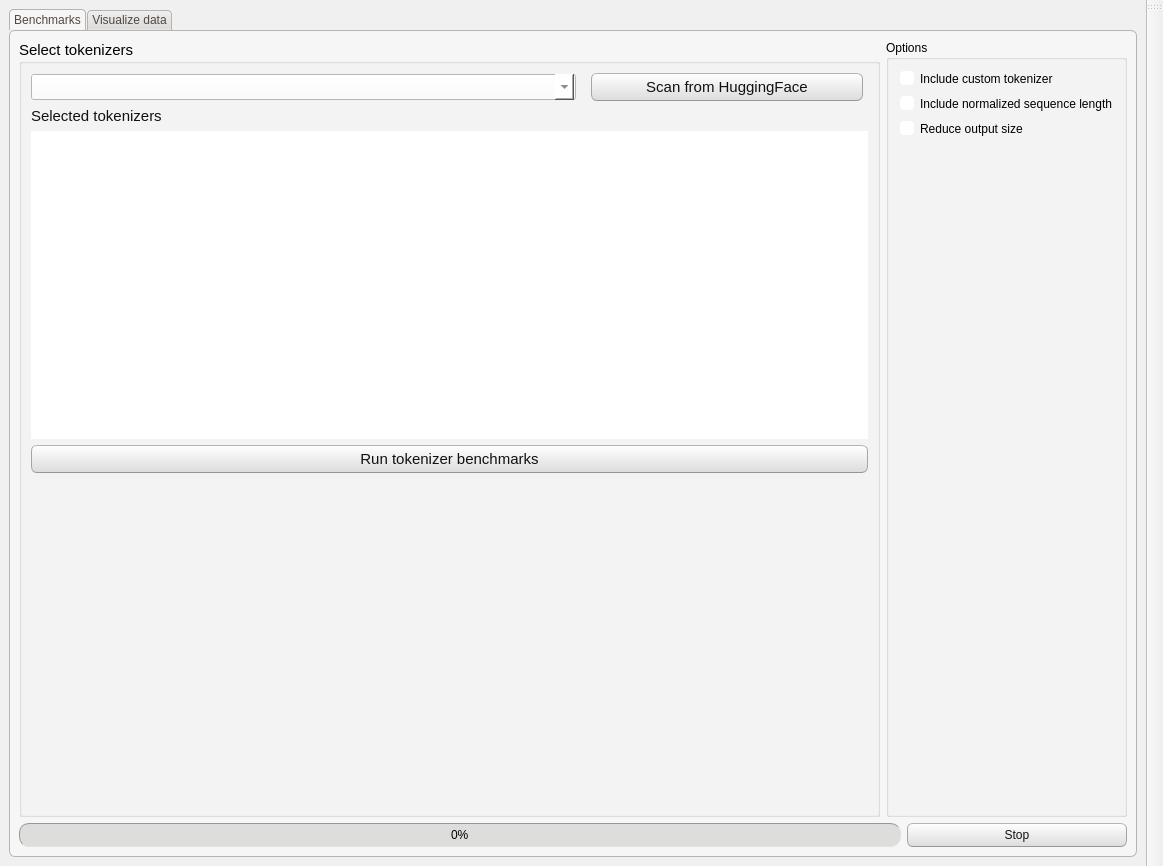
Old version of the form TokenBenchy/commons/interface/layout/window_layout.ui in the repository CTCycle/TKBEN-tokenizers-benchmarker.
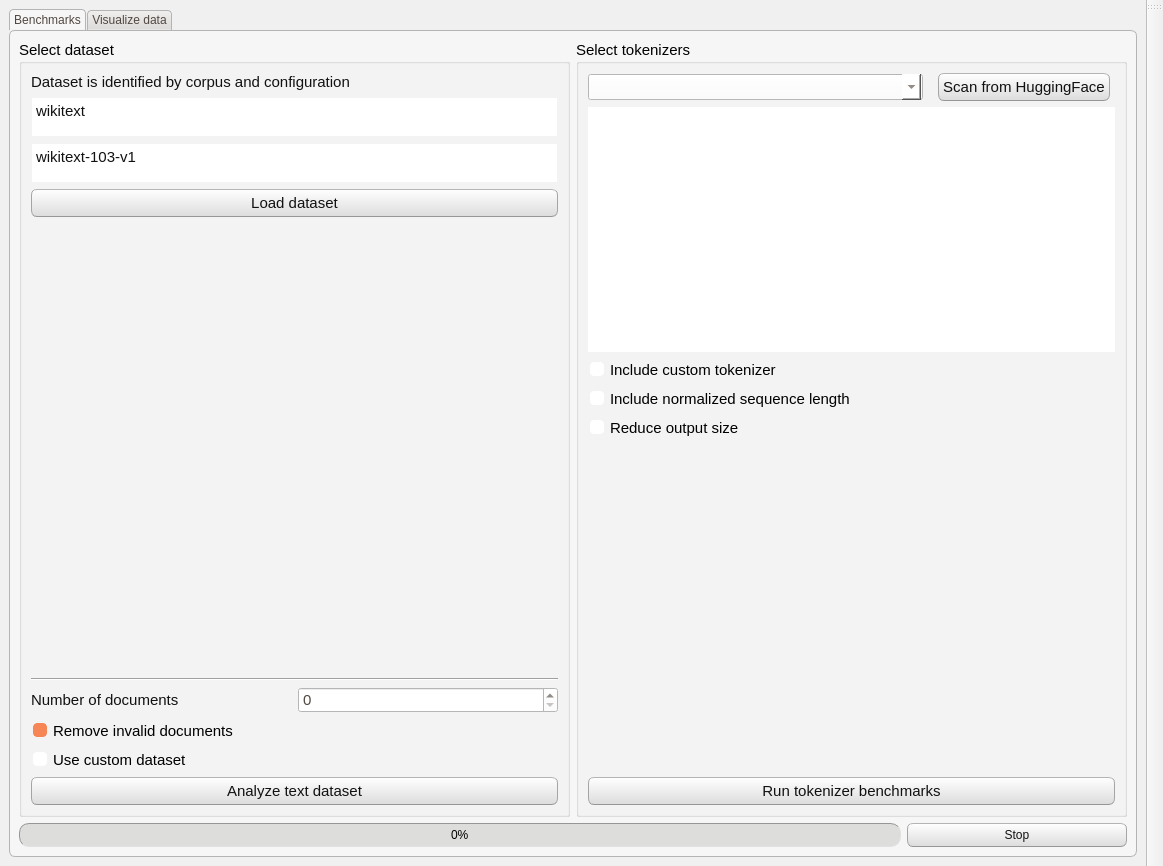
New version of the form.

```diff
--- a/TokenBenchy/commons/interface/layout/window_layout.ui
+++ b/TokenBenchy/commons/interface/layout/window_layout.ui
@@ -521,8 +521,8 @@
    <property name="styleSheet">
     <string notr="true"/>
    </property>
-   <layout class="QHBoxLayout" name="horizontalLayout_2">
-    <item>
+   <layout class="QGridLayout" name="gridLayout_3">
+    <item row="0" column="0">
      <widget class="QTabWidget" name="tabWidget">
       <property name="maximumSize">
        <size>
@@ -537,9 +537,152 @@
        <attribute name="title">
         <string>Benchmarks</string>
        </attribute>
+       <layout class="QVBoxLayout" name="verticalLayout_2">
+        <item>
+         <layout class="QHBoxLayout" name="horizontalLayout">
+          <item>
+           <widget class="QGroupBox" name="datasetGroup">
+            <property name="font">
+             <font>
+              <pointsize>11</pointsize>
+             </font>
+            </property>
+            <property name="title">
+             <string>Select dataset</string>
+            </property>
        <layout class="QVBoxLayout" name="verticalLayout_3">
         <item>
-         <layout class="QHBoxLayout" name="horizontalLayout_4">
+              <widget class="QLabel" name="datasetLabel">
+               <property name="text">
+                <string>Dataset is identified by corpus and configuration</string>
+               </property>
+              </widget>
+             </item>
+             <item>
+              <widget class="QTextEdit" name="datasetCorpus">
+               <property name="maximumSize">
+                <size>
+                 <width>16777215</width>
+                 <height>40</height>
+                </size>
+               </property>
+               <property name="font">
+                <font>
+                 <pointsize>11</pointsize>
+                </font>
+               </property>
+               <property name="html">
+                <string>&lt;!DOCTYPE HTML PUBLIC &quot;-//W3C//DTD HTML 4.0//EN&quot; &quot;http://www.w3.org/TR/REC-html40/strict.dtd&quot;&gt;
+&lt;html&gt;&lt;head&gt;&lt;meta name=&quot;qrichtext&quot; content=&quot;1&quot; /&gt;&lt;meta charset=&quot;utf-8&quot; /&gt;&lt;style type=&quot;text/css&quot;&gt;
+p, li { white-space: pre-wrap; }
+hr { height: 1px; border-width: 0; }
+li.unchecked::marker { content: &quot;\2610&quot;; }
+li.checked::marker { content: &quot;\2612&quot;; }
+&lt;/style&gt;&lt;/head&gt;&lt;body style=&quot; font-family:'Segoe UI'; font-size:11pt; font-weight:400; font-style:normal;&quot;&gt;
+&lt;p style=&quot; margin-top:0px; margin-bottom:0px; margin-left:0px; margin-right:0px; -qt-block-indent:0; text-indent:0px;&quot;&gt;wikitext&lt;/p&gt;&lt;/body&gt;&lt;/html&gt;</string>
+               </property>
+              </widget>
+             </item>
+             <item>
+              <widget class="QTextEdit" name="datasetConfig">
+               <property name="maximumSize">
+                <size>
+                 <width>16777215</width>
+                 <height>40</height>
+                </size>
+               </property>
+               <property name="font">
+                <font>
+                 <pointsize>11</pointsize>
+                </font>
+               </property>
+               <property name="html">
+                <string>&lt;!DOCTYPE HTML PUBLIC &quot;-//W3C//DTD HTML 4.0//EN&quot; &quot;http://www.w3.org/TR/REC-html40/strict.dtd&quot;&gt;
+&lt;html&gt;&lt;head&gt;&lt;meta name=&quot;qrichtext&quot; content=&quot;1&quot; /&gt;&lt;meta charset=&quot;utf-8&quot; /&gt;&lt;style type=&quot;text/css&quot;&gt;
+p, li { white-space: pre-wrap; }
+hr { height: 1px; border-width: 0; }
+li.unchecked::marker { content: &quot;\2610&quot;; }
+li.checked::marker { content: &quot;\2612&quot;; }
+&lt;/style&gt;&lt;/head&gt;&lt;body style=&quot; font-family:'Segoe UI'; font-size:11pt; font-weight:400; font-style:normal;&quot;&gt;
+&lt;p style=&quot; margin-top:0px; margin-bottom:0px; margin-left:0px; margin-right:0px; -qt-block-indent:0; text-indent:0px;&quot;&gt;wikitext-103-v1&lt;/p&gt;&lt;/body&gt;&lt;/html&gt;</string>
+               </property>
+              </widget>
+             </item>
+             <item>
+              <widget class="QPushButton" name="loadDataset">
+               <property name="text">
+                <string>Load dataset</string>
+               </property>
+              </widget>
+             </item>
+             <item>
+              <spacer name="verticalSpacer">
+               <property name="orientation">
+                <enum>Qt::Orientation::Vertical</enum>
+               </property>
+               <property name="sizeHint" stdset="0">
+                <size>
+                 <width>20</width>
+                 <height>40</height>
+                </size>
+               </property>
+              </spacer>
+             </item>
+             <item>
+              <widget class="Line" name="line">
+               <property name="orientation">
+                <enum>Qt::Orientation::Horizontal</enum>
+               </property>
+              </widget>
+             </item>
+             <item>
+              <layout class="QHBoxLayout" name="horizontalLayout_6">
+               <item>
+                <widget class="QLabel" name="NDLabel">
+                 <property name="text">
+                  <string>Number of documents</string>
+                 </property>
+                </widget>
+               </item>
+               <item>
+                <widget class="QSpinBox" name="numDocs">
+                 <property name="toolTip">
+                  <string>&lt;html&gt;&lt;head/&gt;&lt;body&gt;&lt;p&gt;Maximum number of documents to consider for both dataset analysis and tokenizers benchmarks&lt;/p&gt;&lt;/body&gt;&lt;/html&gt;</string>
+                 </property>
+                 <property name="maximum">
+                  <number>1000000000</number>
+                 </property>
+                </widget>
+               </item>
+              </layout>
+             </item>
+             <item>
+              <widget class="QCheckBox" name="removeInvalid">
+               <property name="text">
+                <string>Remove invalid documents</string>
+               </property>
+               <property name="checked">
+                <bool>true</bool>
+               </property>
+              </widget>
+             </item>
+             <item>
+              <widget class="QCheckBox" name="useCustomDataset">
+               <property name="text">
+                <string>Use custom dataset</string>
+               </property>
+              </widget>
+             </item>
+             <item>
+              <widget class="QPushButton" name="analyzeDataset">
+               <property name="text">
+                <string>Analyze text dataset</string>
+               </property>
+              </widget>
+             </item>
+            </layout>
+           </widget>
+          </item>
           <item>
            <widget class="QGroupBox" name="tokenizerGroup">
             <property name="font">
@@ -550,34 +693,9 @@
             <property name="title">
              <string>Select tokenizers</string>
             </property>
-            <layout class="QGridLayout" name="gridLayout">
-             <item row="1" column="0">
-              <layout class="QVBoxLayout" name="verticalLayout">
+            <layout class="QVBoxLayout" name="verticalLayout_7">
                <item>
-                <widget class="QLabel" name="label_2">
-                 <property name="text">
-                  <string>Selected tokenizers</string>
-                 </property>
-                </widget>
-               </item>
-               <item>
-                <widget class="QPlainTextEdit" name="tokenizersToBenchmark">
-                 <property name="toolTip">
-                  <string>&lt;html&gt;&lt;head/&gt;&lt;body&gt;&lt;p&gt;Add tokenizers here using their string identifier from HuggingFace&lt;/p&gt;&lt;/body&gt;&lt;/html&gt;</string>
-                 </property>
-                </widget>
-               </item>
-              </layout>
-             </item>
-             <item row="3" column="0">
-              <widget class="QPushButton" name="runBenchmarks">
-               <property name="text">
-                <string>Run tokenizer benchmarks</string>
-               </property>
-              </widget>
-             </item>
-             <item row="0" column="0">
-              <layout class="QHBoxLayout" name="horizontalLayout" stretch="2,1">
+              <layout class="QHBoxLayout" name="selectTokenizerLayout" stretch="2,1">
                <property name="spacing">
                 <number>15</number>
                </property>
@@ -596,28 +714,15 @@
                </item>
               </layout>
              </item>
-             <item row="4" column="0">
-              <spacer name="verticalSpacer_2">
-               <property name="orientation">
-                <enum>Qt::Orientation::Vertical</enum>
-               </property>
-               <property name="sizeHint" stdset="0">
-                <size>
-                 <width>20</width>
-                 <height>40</height>
-                </size>
-               </property>
-              </spacer>
-             </item>
-            </layout>
-           </widget>
-          </item>
-          <item>
-           <widget class="QGroupBox" name="optionsGroup">
-            <property name="title">
-             <string>Options</string>
-            </property>
-            <layout class="QVBoxLayout" name="verticalLayout_2">
+             <item>
+              <layout class="QVBoxLayout" name="verticalLayout">
+               <item>
+                <widget class="QPlainTextEdit" name="tokenizersToBenchmark">
+                 <property name="toolTip">
+                  <string>&lt;html&gt;&lt;head/&gt;&lt;body&gt;&lt;p&gt;Add tokenizers here using their string identifier from HuggingFace&lt;/p&gt;&lt;/body&gt;&lt;/html&gt;</string>
+                 </property>
+                </widget>
+               </item>
              <item>
               <widget class="QCheckBox" name="includeCustomToken">
                <property name="toolTip">
@@ -642,8 +747,10 @@
                </property>
               </widget>
              </item>
+              </layout>
+             </item>
              <item>
-              <spacer name="verticalSpacer">
+              <spacer name="verticalSpacer_2">
                <property name="orientation">
                 <enum>Qt::Orientation::Vertical</enum>
                </property>
@@ -655,13 +762,20 @@
                </property>
               </spacer>
              </item>
+             <item>
+              <widget class="QPushButton" name="runBenchmarks">
+               <property name="text">
+                <string>Run tokenizer benchmarks</string>
+               </property>
+              </widget>
+             </item>
             </layout>
            </widget>
           </item>
          </layout>
         </item>
         <item>
-         <layout class="QHBoxLayout" name="horizontalLayout_6" stretch="4,1">
+         <layout class="QHBoxLayout" name="progressBarLayout" stretch="4,1">
           <item>
            <widget class="QProgressBar" name="progressBar">
             <property name="maximumSize">
```
Left out of the diff: 66 changed lines with no effect on the pictures. Lines whose indentation alone changed are shown as unchanged.
